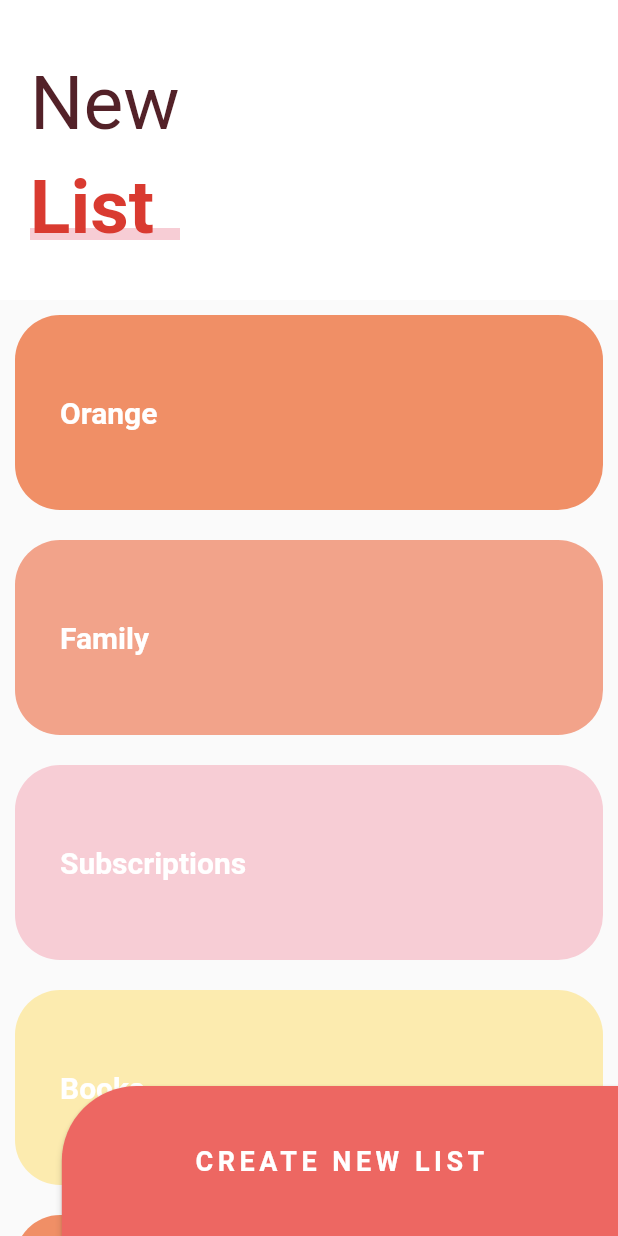
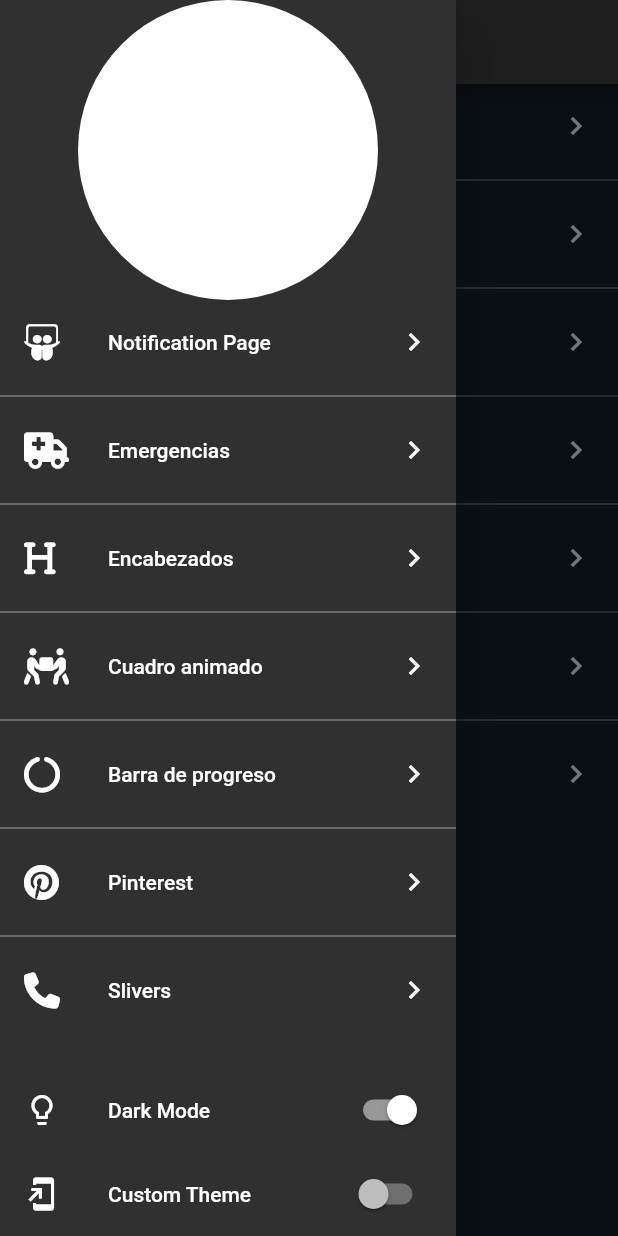
Before and after one commit to AlexanderZon/custom_painter_practice_1, a Flutter app: the screen it shows after launch, with the side drawer open (before the commit the screen has no drawer), on a phone screen of 412 x 824 dp. Run offline on Flutter 3.47's test engine with Material 2 defaults, Android fonts, the phone set to English and light mode, and no system bars; our stand-ins replace animate_do, flutter_svg, font_awesome_flutter.

Commit message:
Practica de Temas

```diff
--- a/lib/main.dart
+++ b/lib/main.dart
@@ -1,17 +1,22 @@
-import 'package:custom_painter_practice_1/pages/sliver_list_page.dart';
+import 'package:custom_painter_practice_1/pages/launcher_page.dart';
+import 'package:custom_painter_practice_1/theme/theme.dart';
 import 'package:flutter/material.dart';
+import 'package:provider/provider.dart';
 
-void main() => runApp(const MyApp());
+void main() => runApp(ChangeNotifierProvider(
+    create: (_) => ThemeChanger(2), child: const MyApp()));
 
 class MyApp extends StatelessWidget {
   const MyApp({super.key});
 
   @override
   Widget build(BuildContext context) {
+    final appTheme = Provider.of<ThemeChanger>(context).currentTheme;
     return MaterialApp(
+      theme: appTheme,
       debugShowCheckedModeBanner: false,
       title: 'Diseños App',
-      home: SliverListPage(),
+      home: LauncherPage(),
     );
   }
 }
--- /dev/null
+++ b/lib/pages/launcher_page.dart
@@ -0,0 +1,113 @@
+import 'package:custom_painter_practice_1/routes/routes.dart';
+import 'package:custom_painter_practice_1/theme/theme.dart';
+import 'package:flutter/material.dart';
+import 'package:font_awesome_flutter/font_awesome_flutter.dart';
+import 'package:provider/provider.dart';
+
+class LauncherPage extends StatelessWidget {
+  const LauncherPage({super.key});
+
+  @override
+  Widget build(BuildContext context) {
+    return Scaffold(
+      appBar: AppBar(
+        title: Text('Diseños Flutter'),
+      ),
+      drawer: _MenuPrincipal(),
+      body: _ListaOpciones(),
+    );
+  }
+}
+
+class _ListaOpciones extends StatelessWidget {
+  const _ListaOpciones({super.key});
+
+  @override
+  Widget build(BuildContext context) {
+    final appTheme = Provider.of<ThemeChanger>(context).currentTheme;
+    return ListView.separated(
+      physics: BouncingScrollPhysics(),
+      separatorBuilder: (context, index) => Divider(
+        color: appTheme.primaryColorLight,
+      ),
+      itemCount: pageRoutes.length,
+      itemBuilder: (context, index) => ListTile(
+        leading: FaIcon(
+          pageRoutes[index].icon,
+          color: appTheme.primaryColorDark,
+        ),
+        title: Text(pageRoutes[index].title),
+        trailing: Icon(Icons.chevron_right, color: appTheme.primaryColorDark),
+        onTap: () {
+          Navigator.push(context, MaterialPageRoute(
+            builder: (context) {
+              return pageRoutes[index].page;
+            },
+          ));
+        },
+      ),
+    );
+  }
+}
+
+class _MenuPrincipal extends StatelessWidget {
+  const _MenuPrincipal({super.key});
+
+  @override
+  Widget build(BuildContext context) {
+    final appTheme = Provider.of<ThemeChanger>(context);
+    final secondaryColor = appTheme.currentTheme.primaryColorDark;
+    return Drawer(
+      child: Container(
+          child: Column(
+        children: [
+          SafeArea(
+            child: Container(
+                padding: EdgeInsets.symmetric(horizontal: 30),
+                width: double.infinity,
+                height: 200,
+                child: CircleAvatar(
+                  backgroundColor: secondaryColor,
+                  child: Text(
+                    'FH',
+                    style: TextStyle(fontSize: 50),
+                  ),
+                )),
+          ),
+          Expanded(child: _ListaOpciones()),
+          ListTile(
+            leading: Icon(
+              Icons.lightbulb_outline,
+              color: secondaryColor,
+            ),
+            title: Text('Dark Mode'),
+            trailing: Switch.adaptive(
+                value: appTheme.darkTheme,
+                activeColor: secondaryColor,
+                onChanged: (value) {
+                  appTheme.darkTheme = value;
+                }),
+          ),
+          SafeArea(
+            bottom: true,
+            top: false,
+            left: false,
+            right: false,
+            child: ListTile(
+              leading: Icon(
+                Icons.add_to_home_screen,
+                color: secondaryColor,
+              ),
+              title: Text('Custom Theme'),
+              trailing: Switch.adaptive(
+                  value: appTheme.customTheme,
+                  onChanged: (value) {
+                    appTheme.customTheme = value;
+                  }),
+            ),
+          )
+        ],
+      )),
+    );
+  }
+}
--- /dev/null
+++ b/lib/routes/routes.dart
@@ -0,0 +1,28 @@
+import 'package:custom_painter_practice_1/labs/slide_show_page.dart';
+import 'package:custom_painter_practice_1/pages/animations_page.dart';
+import 'package:custom_painter_practice_1/pages/circular_graphics_page.dart';
+import 'package:custom_painter_practice_1/pages/emergency_page.dart';
+import 'package:custom_painter_practice_1/pages/headers_page.dart';
+import 'package:custom_painter_practice_1/pages/pinterest_page.dart';
+import 'package:custom_painter_practice_1/pages/sliver_list_page.dart';
+import 'package:flutter/material.dart';
+import 'package:font_awesome_flutter/font_awesome_flutter.dart';
+
+final pageRoutes = <_Route>[
+  _Route(FontAwesomeIcons.slideshare, 'Notification Page', SlideShowPage()),
+  _Route(FontAwesomeIcons.ambulance, 'Emergencias', EmergencyPage()),
+  _Route(FontAwesomeIcons.heading, 'Encabezados', HeadersPage()),
+  _Route(FontAwesomeIcons.peopleCarry, 'Cuadro animado', CuadradoAnimado()),
+  _Route(FontAwesomeIcons.circleNotch, 'Barra de progreso',
+      CircularGraphicsPage()),
+  _Route(FontAwesomeIcons.pinterest, 'Pinterest', PinterestPage()),
+  _Route(FontAwesomeIcons.phone, 'Slivers', SliverListPage()),
+];
+
+class _Route {
+  final IconData icon;
+  final String title;
+  final Widget page;
+
+  _Route(this.icon, this.title, this.page);
+}
--- /dev/null
+++ b/lib/theme/theme.dart
@@ -0,0 +1,75 @@
+import 'package:flutter/material.dart';
+
+class ThemeChanger with ChangeNotifier {
+  bool _darkTheme = false;
+  bool _customTheme = true;
+  ThemeData _currentTheme = ThemeData.light();
+
+  ThemeChanger(int theme) {
+    switch (theme) {
+      case 1:
+        _darkTheme = false;
+        _customTheme = false;
+        _currentTheme = setCurrentThemeLight();
+        break;
+      case 2:
+        _darkTheme = true;
+        _customTheme = false;
+        _currentTheme = setCurrentThemeDark();
+        break;
+      case 3:
+        _darkTheme = false;
+        _customTheme = true;
+        break;
+      default:
+        _darkTheme = false;
+        _customTheme = false;
+        break;
+    }
+  }
+
+  bool get darkTheme => this._darkTheme;
+
+  set darkTheme(value) {
+    this._darkTheme = value;
+    this._customTheme = false;
+
+    if (value) {
+      _currentTheme = setCurrentThemeDark();
+    } else {
+      _currentTheme = setCurrentThemeLight();
+    }
+
+    notifyListeners();
+  }
+
+  bool get customTheme => this._customTheme;
+  set customTheme(value) {
+    this._customTheme = value;
+    this._darkTheme = false;
+
+    if (value) {
+      _currentTheme = setCurrentThemeLight();
+    } else {
+      _currentTheme = setCurrentThemeLight();
+    }
+    notifyListeners();
+  }
+
+  ThemeData get currentTheme => this._currentTheme;
+
+  ThemeData setCurrentThemeDark() {
+    _currentTheme = ThemeData.dark().copyWith(
+        scaffoldBackgroundColor: Color(0xff16202B),
+        secondaryHeaderColor: Color(0xff48A0EB),
+        primaryColor: Colors.white,
+        primaryColorDark: Colors.white,
+        textTheme: TextTheme(bodySmall: TextStyle(color: Colors.white)));
+    return _currentTheme;
+  }
+
+  ThemeData setCurrentThemeLight() {
+    _currentTheme = ThemeData.light();
+    return _currentTheme;
+  }
+}
```
Also changed, not shown: lib/labs/slide_show_page.dart (+16 -29 lines), lib/pages/circular_graphics_page.dart (+22 -13 lines), lib/pages/headers_page.dart (+8 -3 lines), lib/pages/pinterest_page.dart (+30 -26 lines), lib/pages/slideshow_page.dart (+8 -5 lines), lib/pages/sliver_list_page.dart (+101 -73 lines), lib/widgets/headers.dart (+25 -16 lines), lib/widgets/pinterest_menu.dart (+23 -24 lines), pubspec.lock.
